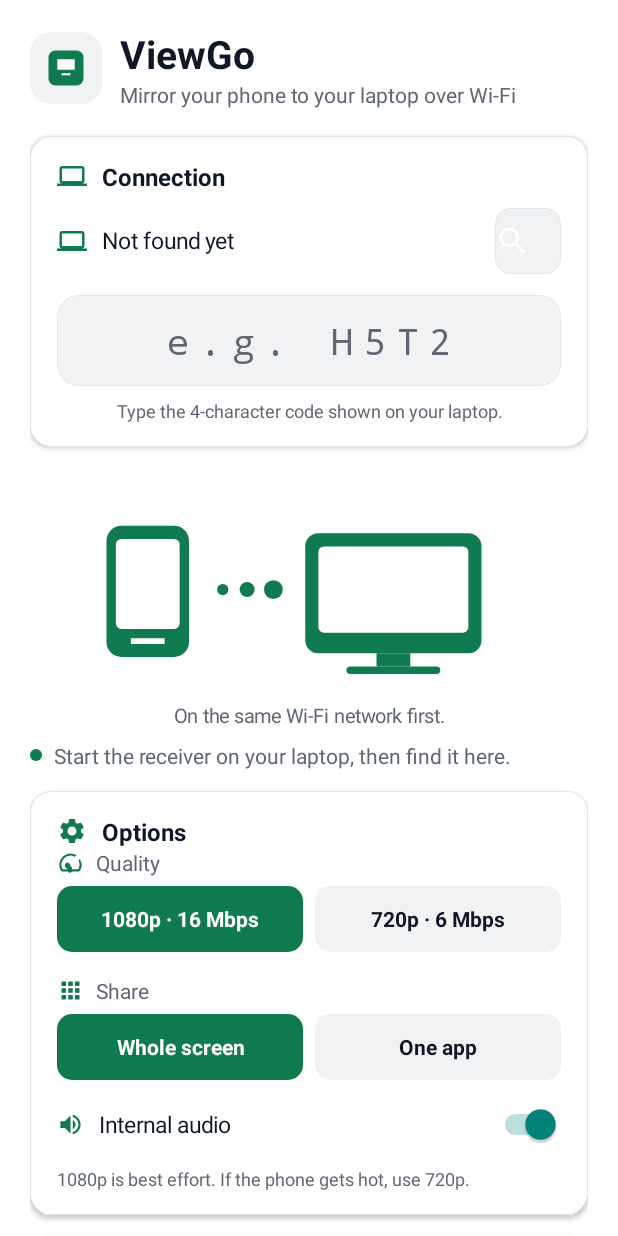
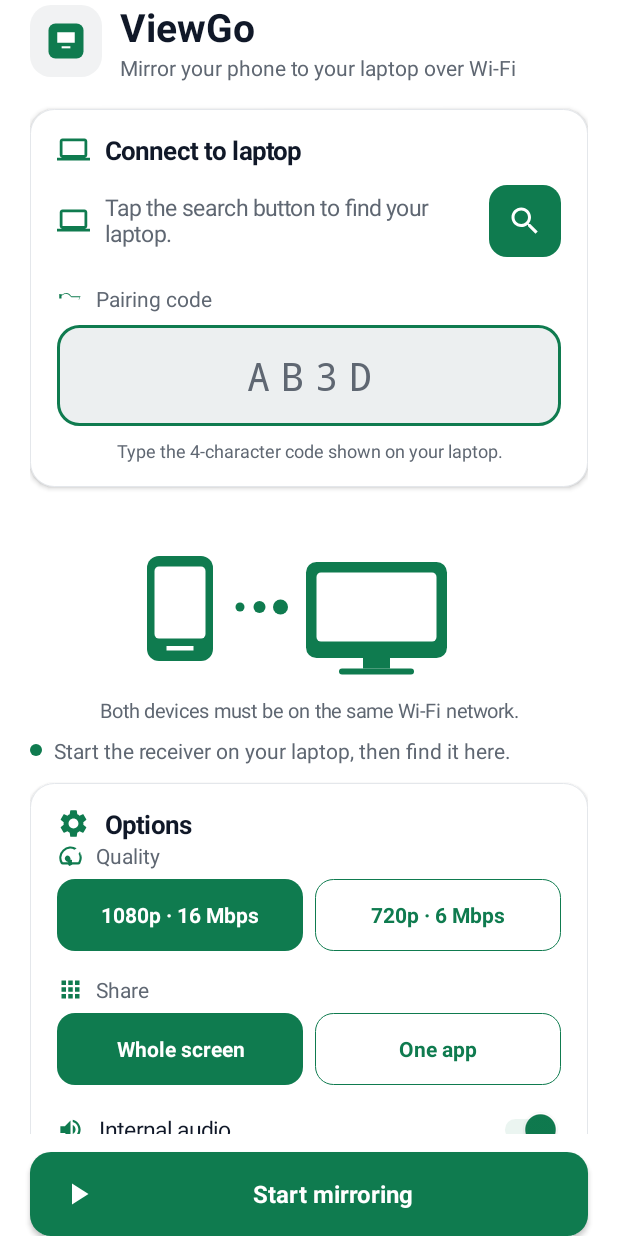
Before and after one commit to devkecelup/viewgo, an Android app: the screen it shows after launch (MainActivity), on a phone screen of 412 x 824 dp. Run offline under Robolectric (Android 15) with nearby library versions, the phone set to English and light mode, and no system bars.

Commit message:
Polish Android UI: ripples, tinted switch, outlined chips, pinned CTA; 5-size icon set

```diff
--- a/android/app/build.gradle.kts
+++ b/android/app/build.gradle.kts
@@ -11,8 +11,8 @@ android {
         applicationId = "dev.viewgo"
         minSdk = 29
         targetSdk = 35
-        versionCode = 12
-        versionName = "0.3.10"
+        versionCode = 13
+        versionName = "0.3.11"
     }
 
     buildTypes {
--- a/android/app/src/main/java/dev/viewgo/MainActivity.kt
+++ b/android/app/src/main/java/dev/viewgo/MainActivity.kt
@@ -4,17 +4,21 @@ import android.Manifest
 import android.app.Activity
 import android.content.Intent
 import android.content.pm.PackageManager
+import android.content.res.ColorStateList
 import android.graphics.Color
 import android.graphics.Typeface
 import android.graphics.drawable.GradientDrawable
+import android.graphics.drawable.RippleDrawable
 import android.media.projection.MediaProjectionConfig
 import android.media.projection.MediaProjectionManager
 import android.net.nsd.NsdManager
 import android.net.nsd.NsdServiceInfo
 import android.os.Build
 import android.os.Bundle
+import android.text.Editable
 import android.text.InputFilter
 import android.text.InputType
+import android.text.TextWatcher
 import android.view.Gravity
 import android.view.View
 import android.view.ViewGroup
@@ -66,19 +70,29 @@ class MainActivity : Activity() {
 
     private fun dp(value: Int): Int = (value * resources.displayMetrics.density).toInt()
 
-    private fun card(vertical: Boolean = true): LinearLayout = LinearLayout(this).apply {
-        orientation = if (vertical) LinearLayout.VERTICAL else LinearLayout.HORIZONTAL
-        background = GradientDrawable().apply {
-            cornerRadius = dp(14).toFloat()
-            setColor(Color.parseColor(C_BG))
-            setStroke(dp(1), Color.parseColor(C_BORDER))
+    private fun shape(radiusDp: Int, fillColor: String, strokeColor: String? = null, strokeWidthDp: Int = 0): GradientDrawable =
+        GradientDrawable().apply {
+            cornerRadius = dp(radiusDp).toFloat()
+            setColor(Color.parseColor(fillColor))
+            if (strokeColor != null) setStroke(dp(strokeWidthDp), Color.parseColor(strokeColor))
         }
+
+    private fun ripple(content: GradientDrawable, rippleColor: Int): RippleDrawable {
+        val mask = GradientDrawable().apply {
+            cornerRadius = content.cornerRadius
+            setColor(Color.WHITE)
+        }
+        return RippleDrawable(ColorStateList.valueOf(rippleColor), content, mask)
+    }
+
+    private fun card(): LinearLayout = LinearLayout(this).apply {
+        orientation = LinearLayout.VERTICAL
+        background = shape(16, C_BG, C_BORDER, 1)
         elevation = dp(2).toFloat()
         setPadding(dp(18), dp(16), dp(18), dp(16))
     }
 
-    /** Section head: the section glyph plus its title (no step numbers: the flow reads from
-     * position and status instead). */
+    /** Section head: the section glyph plus its title. */
     private fun sectionHead(iconRes: Int, title: String): LinearLayout =
         LinearLayout(this).apply {
             orientation = LinearLayout.HORIZONTAL
@@ -88,12 +102,12 @@ class MainActivity : Activity() {
                     setImageResource(iconRes)
                     importantForAccessibility = View.IMPORTANT_FOR_ACCESSIBILITY_NO
                 },
-                LinearLayout.LayoutParams(dp(20), dp(20)),
+                LinearLayout.LayoutParams(dp(22), dp(22)),
             )
             addView(
                 TextView(this@MainActivity).apply {
                     text = title
-                    textSize = 16f
+                    textSize = 17f
                     setTextColor(Color.parseColor(C_INK))
                     typeface = Typeface.DEFAULT_BOLD
                 },
@@ -127,16 +141,16 @@ class MainActivity : Activity() {
             )
         }
 
-    /** Equal-width selectable chips; the selected one fills green. */
+    /** Equal-width selectable chips; the selected one fills green, the others use a green outline. */
     private fun chipGroup(labels: List<String>, selected: Int, onSelect: (Int) -> Unit): LinearLayout {
         val chips = mutableListOf<TextView>()
         fun paint(index: Int) {
             chips.forEachIndexed { i, chip ->
-                chip.background = GradientDrawable().apply {
-                    cornerRadius = dp(10).toFloat()
-                    setColor(Color.parseColor(if (i == index) C_ACCENT else C_SURFACE))
-                }
-                chip.setTextColor(Color.parseColor(if (i == index) "#FFFFFF" else C_INK))
+                val isSelected = i == index
+                val bg = shape(12, if (isSelected) C_ACCENT else C_BG, C_ACCENT, if (isSelected) 0 else 1)
+                val rippleColor = if (isSelected) Color.parseColor("#40FFFFFF") else Color.parseColor("#1A0F7B4F")
+                chip.background = ripple(bg, rippleColor)
+                chip.setTextColor(Color.parseColor(if (isSelected) "#FFFFFF" else C_ACCENT))
             }
         }
         val group = LinearLayout(this).apply { orientation = LinearLayout.HORIZONTAL }
@@ -146,6 +160,8 @@ class MainActivity : Activity() {
                 textSize = 14f
                 gravity = Gravity.CENTER
                 typeface = Typeface.DEFAULT_BOLD
+                isAllCaps = false
+                setPadding(0, dp(12), 0, dp(12))
                 setOnClickListener {
                     paint(i)
                     onSelect(i)
@@ -154,7 +170,7 @@ class MainActivity : Activity() {
             chips.add(chip)
             group.addView(
                 chip,
-                LinearLayout.LayoutParams(0, dp(44), 1f).apply {
+                LinearLayout.LayoutParams(0, dp(48), 1f).apply {
                     if (i > 0) marginStart = dp(8)
                 },
             )
@@ -163,7 +179,7 @@ class MainActivity : Activity() {
         return group
     }
 
-    /** Icon + label with a platform Switch on the right. */
+    /** Icon + label with a tinted platform Switch on the right. */
     private fun switchRow(
         iconRes: Int,
         label: String,
@@ -190,10 +206,21 @@ class MainActivity : Activity() {
                     marginStart = dp(10)
                 },
             )
+            val accent = Color.parseColor(C_ACCENT)
+            val trackStates = ColorStateList(
+                arrayOf(intArrayOf(android.R.attr.state_checked), intArrayOf()),
+                intArrayOf(Color.parseColor("#B2D8C8"), Color.parseColor(C_BORDER)),
+            )
+            val thumbStates = ColorStateList(
+                arrayOf(intArrayOf(android.R.attr.state_checked), intArrayOf()),
+                intArrayOf(accent, Color.parseColor(C_SURFACE)),
+            )
             addView(
                 Switch(this@MainActivity).apply {
                     isChecked = checked
                     contentDescription = label
+                    trackTintList = trackStates
+                    thumbTintList = thumbStates
                     setOnCheckedChangeListener { _, value -> onChange(value) }
                 },
                 LinearLayout.LayoutParams(
@@ -207,23 +234,29 @@ class MainActivity : Activity() {
         button.gravity = Gravity.CENTER
         button.setCompoundDrawablesWithIntrinsicBounds(iconRes, 0, 0, 0)
         button.compoundDrawablePadding = dp(8)
-        button.background = GradientDrawable().apply {
-            cornerRadius = dp(12).toFloat()
-            if (filled) {
-                setColor(Color.parseColor(fill))
-                setStroke(0, Color.TRANSPARENT)
-            } else {
-                setColor(Color.parseColor(C_BG))
-                setStroke(dp(1), Color.parseColor(C_ACCENT))
-            }
-        }
-        button.setTextColor(
-            if (filled) Color.WHITE else Color.parseColor(C_ACCENT),
-        )
+        val bg = shape(14, if (filled) fill else C_BG, if (filled) fill else C_ACCENT, if (filled) 0 else 1)
+        val rippleColor = if (filled) Color.parseColor("#40FFFFFF") else Color.parseColor("#1A0F7B4F")
+        button.background = ripple(bg, rippleColor)
+        button.setTextColor(if (filled) Color.WHITE else Color.parseColor(C_ACCENT))
         button.typeface = Typeface.DEFAULT_BOLD
         button.textSize = 16f
-        button.setPadding(dp(16), dp(13), dp(16), dp(13))
-        button.elevation = if (filled) dp(2).toFloat() else 0f
+        button.isAllCaps = false
+        button.setPadding(dp(20), dp(14), dp(20), dp(14))
+        button.elevation = if (filled) dp(3).toFloat() else 0f
+    }
+
+    private fun codeBg(focused: Boolean): RippleDrawable {
+        val bg = shape(14, C_SURFACE, if (focused) C_ACCENT else C_BORDER, if (focused) 2 else 1)
+        return ripple(bg, Color.parseColor("#1A0F7B4F"))
+    }
+
+    private fun searchButton(): TextView = TextView(this).apply {
+        setCompoundDrawablesWithIntrinsicBounds(R.drawable.ic_search, 0, 0, 0)
+        gravity = Gravity.CENTER
+        background = ripple(shape(12, C_ACCENT), Color.parseColor("#40FFFFFF"))
+        contentDescription = "Find laptop"
+        setPadding(dp(12), dp(12), dp(12), dp(12))
+        setOnClickListener { discoverReceiver() }
     }
 
     private fun setStatus(text: String, error: Boolean = false) {
@@ -265,10 +298,10 @@ class MainActivity : Activity() {
     override fun onCreate(savedInstanceState: Bundle?) {
         super.onCreate(savedInstanceState)
 
-        val root = LinearLayout(this).apply {
+        val content = LinearLayout(this).apply {
             orientation = LinearLayout.VERTICAL
             setBackgroundColor(Color.parseColor(C_BG))
-            setPadding(dp(20), dp(18), dp(20), dp(24))
+            setPadding(dp(20), 0, dp(20), dp(8))
         }
 
         // Header: brand mark on a soft squircle, title and one-line promise.
@@ -278,10 +311,7 @@ class MainActivity : Activity() {
             addView(
                 ImageView(this@MainActivity).apply {
                     setImageResource(R.drawable.ic_logo)
-                    background = GradientDrawable().apply {
-                        cornerRadius = dp(14).toFloat()
-                        setColor(Color.parseColor(C_SURFACE))
-                    }
+                    background = shape(14, C_SURFACE)
                     setPadding(dp(10), dp(10), dp(10), dp(10))
                     scaleType = ImageView.ScaleType.FIT_CENTER
                     importantForAccessibility = View.IMPORTANT_FOR_ACCESSIBILITY_NO
@@ -312,14 +342,12 @@ class MainActivity : Activity() {
                 },
             )
         }
-        root.addView(header, ViewGroup.LayoutParams(ViewGroup.LayoutParams.MATCH_PARENT, ViewGroup.LayoutParams.WRAP_CONTENT))
-        val gap = View(this)
-        root.addView(gap, ViewGroup.LayoutParams(ViewGroup.LayoutParams.MATCH_PARENT, dp(18)))
+        content.addView(header, ViewGroup.LayoutParams(ViewGroup.LayoutParams.MATCH_PARENT, ViewGroup.LayoutParams.WRAP_CONTENT))
+        content.addView(View(this), ViewGroup.LayoutParams(ViewGroup.LayoutParams.MATCH_PARENT, dp(18)))
 
-        // Connection: laptop row and code row in one compact card. No step numbers — the flow
-        // reads from position and status, which is what keeps it to a single screen.
+        // Connection card: find the laptop, then enter the code.
         val connectionCard = card().apply {
-            addView(sectionHead(R.drawable.ic_laptop, "Connection"))
+            addView(sectionHead(R.drawable.ic_laptop, "Connect to laptop"))
 
             val laptopRow = LinearLayout(this@MainActivity).apply {
                 orientation = LinearLayout.HORIZONTAL
@@ -329,12 +357,12 @@ class MainActivity : Activity() {
                         setImageResource(R.drawable.ic_laptop)
                         importantForAccessibility = View.IMPORTANT_FOR_ACCESSIBILITY_NO
                     },
-                    LinearLayout.LayoutParams(dp(20), dp(20)),
+                    LinearLayout.LayoutParams(dp(22), dp(22)),
                 )
                 laptopStatus = TextView(this@MainActivity).apply {
-                    text = "Not found yet"
+                    text = "Tap the search button to find your laptop."
                     textSize = 15f
-                    setTextColor(Color.parseColor(C_INK))
+                    setTextColor(Color.parseColor(C_MUTED))
                     maxLines = 2
                     ellipsize = android.text.TextUtils.TruncateAt.END
                 }
@@ -344,21 +372,9 @@ class MainActivity : Activity() {
                         marginStart = dp(10)
                     },
                 )
-                // The old full-width Find button became a 44dp icon button on the row.
-                val find = TextView(this@MainActivity).apply {
-                    setCompoundDrawablesWithIntrinsicBounds(R.drawable.ic_search, 0, 0, 0)
-                    gravity = Gravity.CENTER
-                    background = GradientDrawable().apply {
-                        cornerRadius = dp(10).toFloat()
-                        setColor(Color.parseColor(C_SURFACE))
-                        setStroke(dp(1), Color.parseColor(C_BORDER))
-                    }
-                    contentDescription = "Find laptop"
-                    setOnClickListener { discoverReceiver() }
-                }
                 addView(
-                    find,
-                    LinearLayout.LayoutParams(dp(44), dp(44)).apply { marginStart = dp(10) },
+                    searchButton(),
+                    LinearLayout.LayoutParams(dp(48), dp(48)).apply { marginStart = dp(10) },
                 )
             }
             addView(
@@ -366,30 +382,40 @@ class MainActivity : Activity() {
                 LinearLayout.LayoutParams(
                     ViewGroup.LayoutParams.MATCH_PARENT,
                     ViewGroup.LayoutParams.WRAP_CONTENT,
-                ).apply { topMargin = dp(10) },
+                ).apply { topMargin = dp(12) },
             )
 
-            // The pairing code is one tile with a placeholder, not a labelled form field: the
-            // explanation lives below in a plain sentence.
+            addView(optionLabel(R.drawable.ic_key, "Pairing code"), cardGap().apply { topMargin = dp(18) })
             codeField = EditText(this@MainActivity).apply {
-                hint = "e.g. H5T2"
+                hint = "AB3D"
                 inputType = InputType.TYPE_CLASS_TEXT or InputType.TYPE_TEXT_FLAG_CAP_CHARACTERS
                 filters = arrayOf(InputFilter.LengthFilter(4))
                 setSingleLine()
                 typeface = Typeface.MONOSPACE
-                letterSpacing = 0.3f
+                letterSpacing = 0.28f
                 gravity = Gravity.CENTER
-                textSize = 24f
+                textSize = 26f
                 setTextColor(Color.parseColor(C_INK))
                 setHintTextColor(Color.parseColor(C_MUTED))
-                background = GradientDrawable().apply {
-                    cornerRadius = dp(14).toFloat()
-                    setColor(Color.parseColor(C_SURFACE))
-                    setStroke(dp(1), Color.parseColor(C_BORDER))
+                background = codeBg(false)
+                onFocusChangeListener = View.OnFocusChangeListener { _, hasFocus ->
+                    background = codeBg(hasFocus)
                 }
-                setPadding(dp(14), dp(14), dp(14), dp(14))
+                addTextChangedListener(object : TextWatcher {
+                    override fun beforeTextChanged(s: CharSequence?, start: Int, count: Int, after: Int) = Unit
+                    override fun onTextChanged(s: CharSequence?, start: Int, before: Int, count: Int) = Unit
+                    override fun afterTextChanged(s: Editable?) {
+                        s?.let {
+                            val upper = it.toString().uppercase()
+                            if (upper != it.toString()) {
+                                it.replace(0, it.length, upper)
+                            }
+                        }
+                    }
+                })
+                setPadding(dp(16), dp(16), dp(16), dp(16))
             }
-            addView(codeField, cardGap().apply { topMargin = dp(14) })
+            addView(codeField, cardGap().apply { topMargin = dp(8) })
             addView(
                 TextView(this@MainActivity).apply {
                     text = "Type the 4-character code shown on your laptop."
@@ -400,10 +426,10 @@ class MainActivity : Activity() {
                 },
             )
         }
-        addCard(root, connectionCard)
+        addCard(content, connectionCard)
 
-        // Flow picture: where the picture goes, with the live status right under it.
-        root.addView(
+        // Flow picture and live status.
+        content.addView(
             ImageView(this).apply {
                 setImageResource(R.drawable.ic_flow)
                 scaleType = ImageView.ScaleType.FIT_CENTER
@@ -411,12 +437,12 @@ class MainActivity : Activity() {
             },
             LinearLayout.LayoutParams(
                 ViewGroup.LayoutParams.MATCH_PARENT,
-                dp(150),
+                dp(120),
             ).apply { topMargin = dp(6) },
         )
-        root.addView(
+        content.addView(
             TextView(this).apply {
-                text = "On the same Wi-Fi network first."
+                text = "Both devices must be on the same Wi-Fi network."
                 textSize = 13f
                 setTextColor(Color.parseColor(C_MUTED))
                 gravity = Gravity.CENTER
@@ -447,13 +473,10 @@ class MainActivity : Activity() {
                 LinearLayout.LayoutParams(0, ViewGroup.LayoutParams.WRAP_CONTENT, 1f),
             )
         }
-        root.addView(statusRow, cardGap())
-        root.addView(
-            View(this),
-            cardGap().apply { height = dp(14) },
-        )
+        content.addView(statusRow, cardGap())
+        content.addView(View(this), cardGap().apply { height = dp(12) })
 
-        // Step 3: options — chips instead of dropdowns, a switch for audio.
+        // Options card: quality, share target, audio.
         val optionsCard = card().apply {
             addView(sectionHead(R.drawable.ic_settings, "Options"))
 
@@ -490,9 +513,9 @@ class MainActivity : Activity() {
                 },
             )
         }
-        addCard(root, optionsCard)
+        addCard(content, optionsCard)
 
-        // One primary action that changes with state: Start -> Stop.
+        // One primary action pinned to the bottom: Start -> Stop.
         primaryButton = Button(this).apply {
             text = "Start mirroring"
             setOnClickListener {
@@ -508,15 +531,23 @@ class MainActivity : Activity() {
             }
         }
         paintButton(primaryButton, true, R.drawable.ic_play)
-        root.addView(primaryButton, ViewGroup.LayoutParams(ViewGroup.LayoutParams.MATCH_PARENT, dp(56)))
 
-        // Status lives under the flow picture above, so the bottom of the screen stays a single
-        // primary action.
-
-        val scroll = ScrollView(this).apply { addView(root) }
+        val scroll = ScrollView(this).apply { addView(content) }
+        val outer = LinearLayout(this).apply {
+            orientation = LinearLayout.VERTICAL
+            setBackgroundColor(Color.parseColor(C_BG))
+            addView(scroll, LinearLayout.LayoutParams(ViewGroup.LayoutParams.MATCH_PARENT, 0, 1f))
+            addView(
+                primaryButton,
+                LinearLayout.LayoutParams(ViewGroup.LayoutParams.MATCH_PARENT, dp(56)).apply {
+                    setMargins(dp(20), dp(12), dp(20), 0)
+                },
+            )
+        }
+        setContentView(outer)
         // Content must clear the status bar: with targetSdk 35 Android 15 draws edge-to-edge, so
         // without this the header sits under the battery/clock and Stop can hide behind the nav bar.
-        scroll.setOnApplyWindowInsetsListener { view, insets ->
+        outer.setOnApplyWindowInsetsListener { view, insets ->
             val top = if (Build.VERSION.SDK_INT >= 30) {
                 insets.getInsets(android.view.WindowInsets.Type.systemBars()).top
             } else {
@@ -529,11 +560,10 @@ class MainActivity : Activity() {
                 @Suppress("DEPRECATION")
                 insets.systemWindowInsetBottom
             }
-            view.setPadding(dp(20), dp(18) + top, dp(20), dp(24) + bottom)
+            view.setPadding(0, dp(18) + top, 0, dp(16) + bottom)
             insets
         }
-        setContentView(scroll)
-        scroll.requestApplyInsets()
+        outer.requestApplyInsets()
 
         if (Build.VERSION.SDK_INT >= 33 &&
             checkSelfPermission(Manifest.permission.POST_NOTIFICATIONS) != PackageManager.PERMISSION_GRANTED
```
Also changed, not shown: 4 other files.
